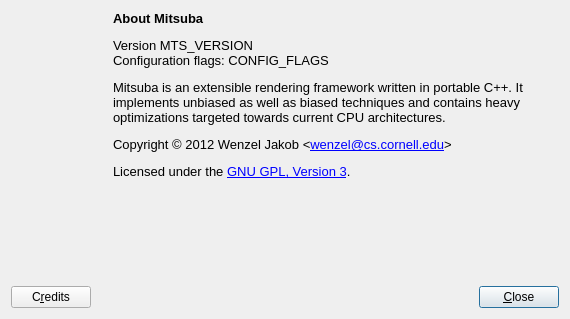
Before: the Qt Designer form src/mtsgui/aboutdlg.ui in mitsuba-renderer/mitsuba, drawn with Qt 5.
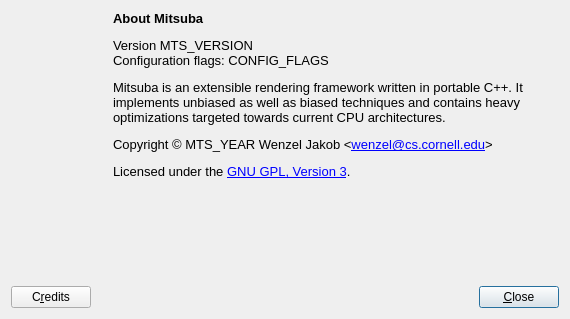
After: the same form once the commit is applied. Icons and pictures are not drawn.

Commit message: aboutdlg.cpp: automatically substitute current MTS_YEAR

Diff of the .ui file:
```diff
--- a/src/mtsgui/aboutdlg.ui
+++ b/src/mtsgui/aboutdlg.ui
@@ -81,7 +81,7 @@
 &lt;p style=&quot; margin-top:12px; margin-bottom:12px; margin-left:0px; margin-right:0px; -qt-block-indent:0; text-indent:0px;&quot;&gt;&lt;span style=&quot; font-weight:600;&quot;&gt;About Mitsuba&lt;/span&gt;&lt;/p&gt;
 &lt;p style=&quot; margin-top:12px; margin-bottom:12px; margin-left:0px; margin-right:0px; -qt-block-indent:0; text-indent:0px;&quot;&gt;Version MTS_VERSION&lt;br /&gt;Configuration flags: &lt;span style=&quot; font-family:'Courier New,courier';&quot;&gt;CONFIG_FLAGS&lt;/span&gt;&lt;/p&gt;
 &lt;p style=&quot; margin-top:12px; margin-bottom:12px; margin-left:0px; margin-right:0px; -qt-block-indent:0; text-indent:0px;&quot;&gt;Mitsuba is an extensible rendering framework written in portable C++. It implements unbiased as well as biased techniques and contains heavy optimizations targeted towards current CPU architectures.&lt;/p&gt;
-&lt;p style=&quot; margin-top:12px; margin-bottom:12px; margin-left:0px; margin-right:0px; -qt-block-indent:0; text-indent:0px;&quot;&gt;Copyright © 2012 Wenzel Jakob &amp;lt;&lt;a href=&quot;mailto:wenzel@cs.cornell.edu&quot;&gt;&lt;span style=&quot; text-decoration: underline; color:#0000ff;&quot;&gt;wenzel@cs.cornell.edu&lt;/span&gt;&lt;/a&gt;&amp;gt;&lt;/p&gt;
+&lt;p style=&quot; margin-top:12px; margin-bottom:12px; margin-left:0px; margin-right:0px; -qt-block-indent:0; text-indent:0px;&quot;&gt;Copyright © MTS_YEAR Wenzel Jakob &amp;lt;&lt;a href=&quot;mailto:wenzel@cs.cornell.edu&quot;&gt;&lt;span style=&quot; text-decoration: underline; color:#0000ff;&quot;&gt;wenzel@cs.cornell.edu&lt;/span&gt;&lt;/a&gt;&amp;gt;&lt;/p&gt;
 &lt;p style=&quot; margin-top:12px; margin-bottom:12px; margin-left:0px; margin-right:0px; -qt-block-indent:0; text-indent:0px;&quot;&gt;Licensed under the &lt;a href=&quot;http://www.gnu.org/licenses/gpl-3.0.html&quot;&gt;&lt;span style=&quot; text-decoration: underline; color:#0000ff;&quot;&gt;GNU GPL, Version 3&lt;/span&gt;&lt;/a&gt;.&lt;/p&gt;&lt;/body&gt;&lt;/html&gt;</string>
      </property>
      <property name="textFormat">
```
The commit also changes 1 other file.
